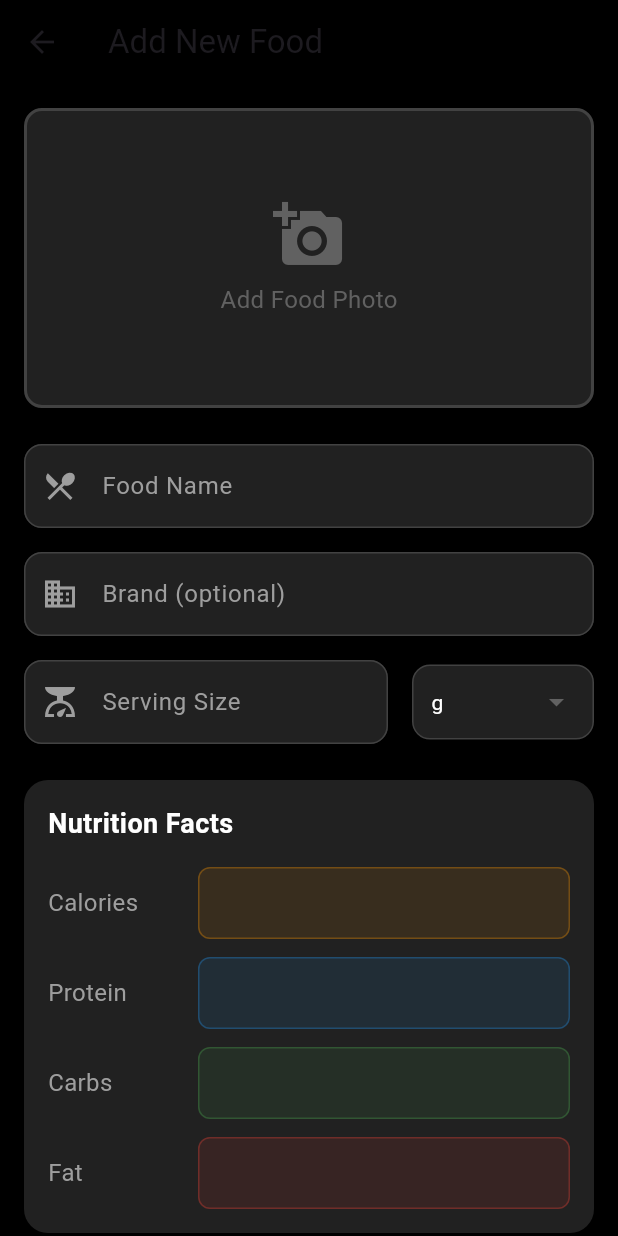
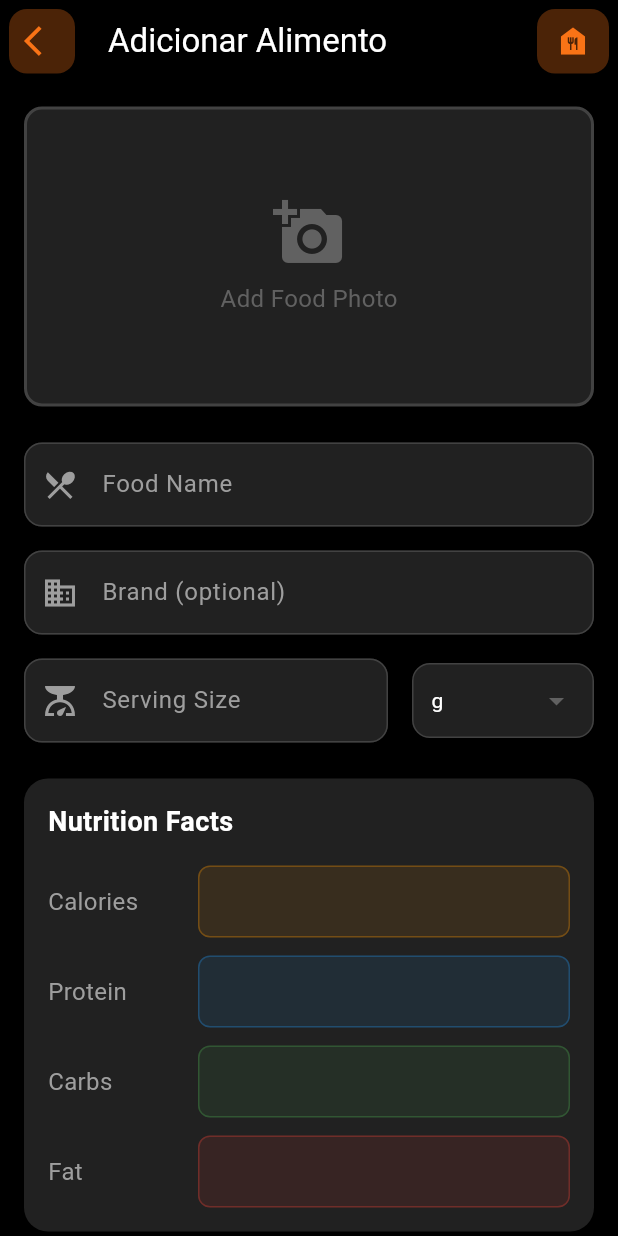
Before and after one commit to carenferreiras/be_shape, a Flutter app: the SavedFoodFormScreen screen opened by its route, on a phone screen of 412 x 824 dp. Run offline on Flutter 3.47's test engine with Material 3 defaults, Android fonts, the phone set to English and light mode, and no system bars; our stand-ins replace cloud_firestore, equatable, firebase_auth, firebase_core, firebase_storage, flutter_bloc and 5 more; missing offline and left inert: health; accounts and stored records are empty; statements that could not run were skipped.

Commit message:
fix/layout

```diff
--- a/lib/src/features/food/presentation/screens/add_food_screen.dart
+++ b/lib/src/features/food/presentation/screens/add_food_screen.dart
@@ -166,6 +166,7 @@ class _AddFoodScreenState extends State<AddFoodScreen> with SingleTickerProvider
       child: Scaffold(
         backgroundColor: Colors.black,
         appBar: AppBar(
+          leading: IconButton(onPressed: ()=> Navigator.pop(context), icon: Icon(Icons.arrow_back_ios,color: BeShapeColors.primary,)),
           title: const Text('Add Food', style: TextStyle(color: BeShapeColors.primary)),
           backgroundColor: Colors.black,
           elevation: 2,
@@ -406,7 +407,7 @@ class _AddFoodScreenState extends State<AddFoodScreen> with SingleTickerProvider
                               ),
                               const SizedBox(height: 16),
                               ElevatedButton.icon(
-                                onPressed: () => Navigator.pushNamed(context, '/add-saved-food'),
+                                onPressed: () => Navigator.pushNamed(context, '/saved-food'),
                                 icon: const Icon(Icons.add),
                                 label: const Text('Add New Food'),
                                 style: ElevatedButton.styleFrom(
--- a/lib/src/features/food/presentation/screens/saved_food_screen.dart
+++ b/lib/src/features/food/presentation/screens/saved_food_screen.dart
@@ -2,6 +2,7 @@
 
 import 'dart:io';
 
+import 'package:be_shape_app/src/core/core.dart';
 import 'package:firebase_storage/firebase_storage.dart';
 import 'package:flutter/material.dart';
 import 'package:flutter_bloc/flutter_bloc.dart';
@@ -159,9 +160,9 @@ class _SavedFoodFormScreenState extends State<SavedFoodFormScreen> {
   Widget build(BuildContext context) {
     return Scaffold(
       backgroundColor: Colors.black,
-      appBar: AppBar(
-        title: const Text('Add New Food'),
-        backgroundColor: Colors.black,
+      appBar: BeShapeAppBar(
+        title: 'Adicionar Alimento',
+        actionIcon: Icons.food_bank,
       ),
       body: SingleChildScrollView(
         padding: const EdgeInsets.all(16.0),
@@ -281,32 +282,11 @@ class _SavedFoodFormScreenState extends State<SavedFoodFormScreen> {
                 activeColor: Colors.orange,
               ),
               const SizedBox(height: 24),
-              ElevatedButton(
-                onPressed: _isUploading ? null : _submitFood,
-                style: ElevatedButton.styleFrom(
-                  backgroundColor: Colors.orange,
-                  padding: const EdgeInsets.symmetric(vertical: 16),
-                  shape: RoundedRectangleBorder(
-                    borderRadius: BorderRadius.circular(12),
-                  ),
-                ),
-                child: _isUploading
-                    ? const SizedBox(
-                        height: 20,
-                        width: 20,
-                        child: CircularProgressIndicator(
-                          strokeWidth: 2,
-                          valueColor: AlwaysStoppedAnimation<Color>(Colors.white),
-                        ),
-                      )
-                    : const Text(
-                        'Save Food',
-                        style: TextStyle(
-                          fontSize: 16,
-                          fontWeight: FontWeight.bold,
-                        ),
-                      ),
-              ),
+              BeShapeCustomButton(label: 'Salvar Alimento',
+              icon: Icons.save,
+              isLoading: _isUploading,
+              onPressed:  _isUploading ? null : _submitFood,)
+
             ],
           ),
         ),
--- a/pubspec.yaml
+++ b/pubspec.yaml
@@ -16,7 +16,7 @@ publish_to: 'none' # Remove this line if you wish to publish to pub.dev
 # https://developer.apple.com/library/archive/documentation/General/Reference/InfoPlistKeyReference/Articles/CoreFoundationKeys.html
 # In Windows, build-name is used as the major, minor, and patch parts
 # of the product and file versions while build-number is used as the build suffix.
-version: 1.0.0+1
+version: 1.0.0+3
 
 environment:
   sdk: ^3.5.2
```
Also changed, not shown: lib/src/features/daily_reports/presentation/screens/report_list_screen.dart (+4 -9 lines).
